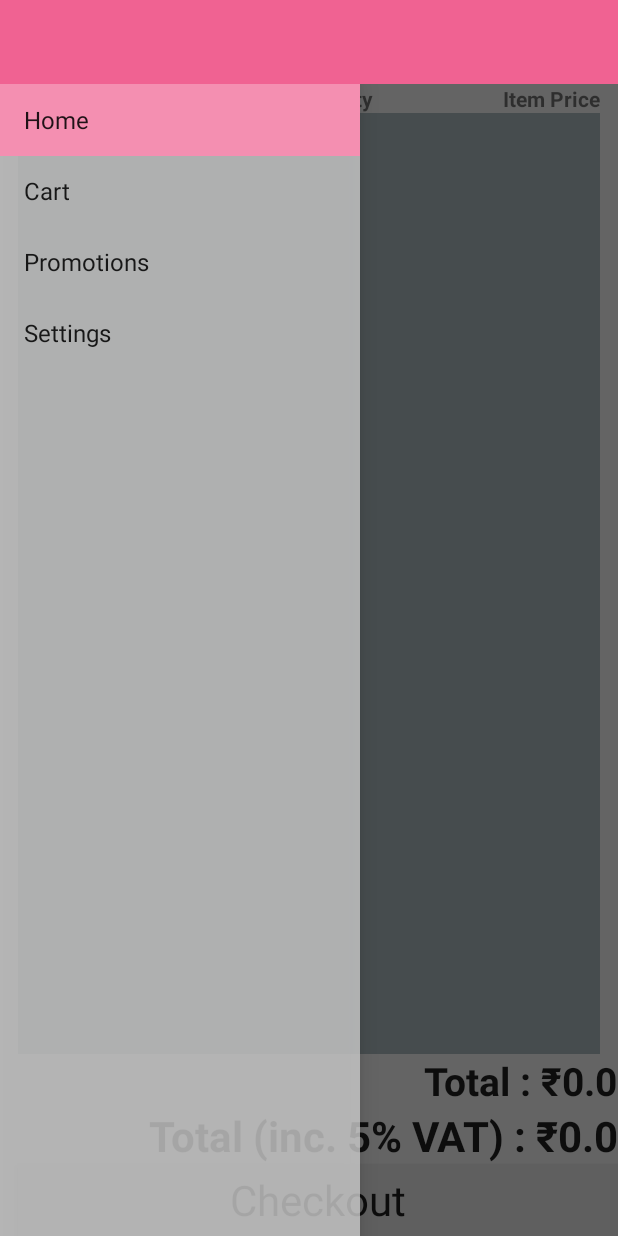
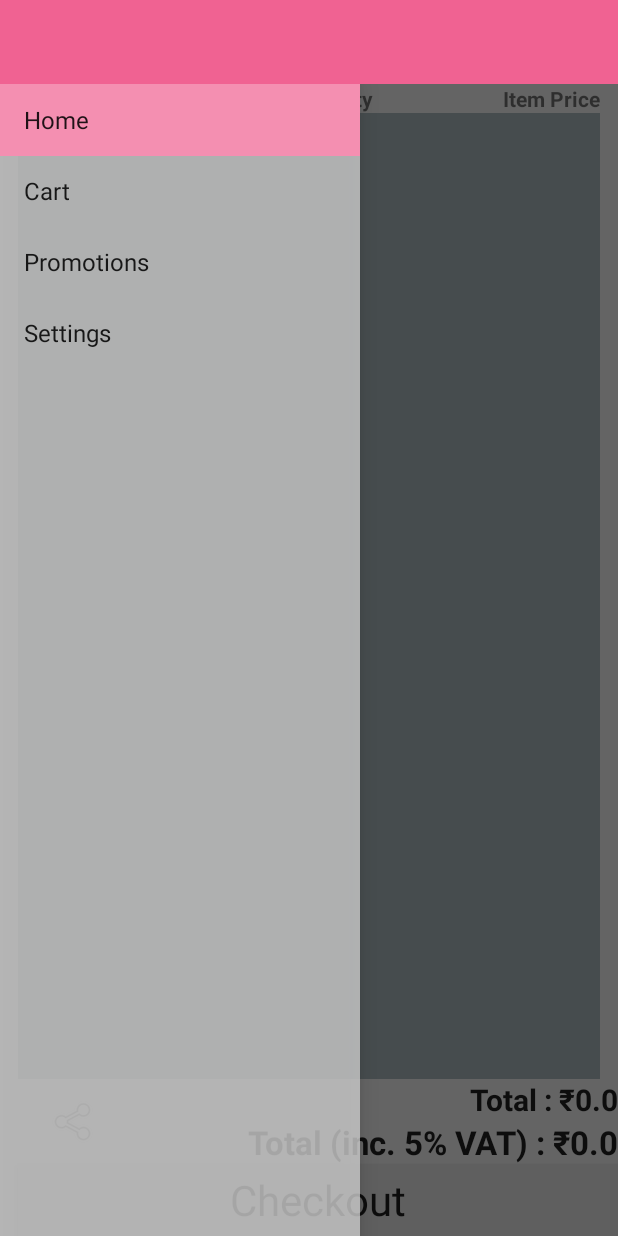
Before and after one commit to ishaanj/GetFreshApp, an Android app: the fragment CartFragment placed in its activity, with the side drawer open, on a phone screen of 412 x 824 dp. Run offline under Robolectric (Android 15) with nearby library versions, the phone set to English and light mode, and no system bars; libraries missing offline, so code that uses them is left out: com.android.datetimepicker; 2 statements that could not run were skipped.

Commit message:
Added share to whatsapp feature

```diff
--- a/app/src/main/java/getfresh/com/getfreshapplication/data/Cart.java
+++ b/app/src/main/java/getfresh/com/getfreshapplication/data/Cart.java
@@ -42,4 +42,8 @@ public class Cart {
     public String toString() {
         return itemName + "\tQuantity = " + itemQuantity + "\tPrice = " + (itemQuantity * Double.parseDouble(itemPrice));
     }
+
+    public String toStringNoPrice(){
+        return itemName + " : " + itemQuantity;
+    }
 }
--- a/app/src/main/res/layout/fragment_cart.xml
+++ b/app/src/main/res/layout/fragment_cart.xml
@@ -35,7 +35,7 @@
 
     <ListView
         android:layout_width="match_parent"
-        android:layout_height="match_parent"
+        android:layout_height="wrap_content"
         android:id="@+id/cart_list"
         android:layout_below="@id/cart_title_header"
         tools:listitem="@layout/fragment_cart_list_item"
@@ -56,6 +56,8 @@
         android:textSize="28dp"
         android:background="#EEEEEE"
         android:layout_alignParentBottom="true"
+        android:layout_toEndOf="@+id/cart_title_header"
+        android:layout_toRightOf="@+id/cart_title_header"
         android:layout_alignLeft="@+id/cart_list"
         android:layout_alignStart="@+id/cart_list" />
 
@@ -67,7 +69,7 @@
         android:id="@+id/taxed_total"
         android:layout_alignParentRight="true"
         android:textStyle="bold"
-        android:textSize="28dp"
+        android:textSize="22dp"
         android:layout_alignParentEnd="true"
         android:layout_above="@id/checkout"/>
 
@@ -81,6 +83,19 @@
         android:layout_above="@id/taxed_total"
         android:textStyle="bold"
         android:textAppearance="@style/Base.TextAppearance.AppCompat.Large"
-        android:textSize="26dp" />
+        android:textSize="20dp" />
+
+    <ImageButton
+        android:layout_width="wrap_content"
+        android:layout_height="wrap_content"
+        android:id="@+id/shareButton"
+        android:src="@android:drawable/ic_menu_share"
+        android:background="@android:color/transparent"
+        android:layout_above="@+id/checkout"
+        android:layout_below="@+id/cart_list"
+        android:layout_alignRight="@+id/cart_title_header"
+        android:layout_alignEnd="@+id/cart_title_header"
+        android:layout_alignLeft="@+id/cart_list"
+        android:layout_alignStart="@+id/cart_list" />
 
 </RelativeLayout>
```
Also changed, not shown: app/src/main/java/getfresh/com/getfreshapplication/fragment/CartFragment.java (+34 -1 lines), app/src/main/res/drawable-hdpi/share.png (added), 1 other file.
